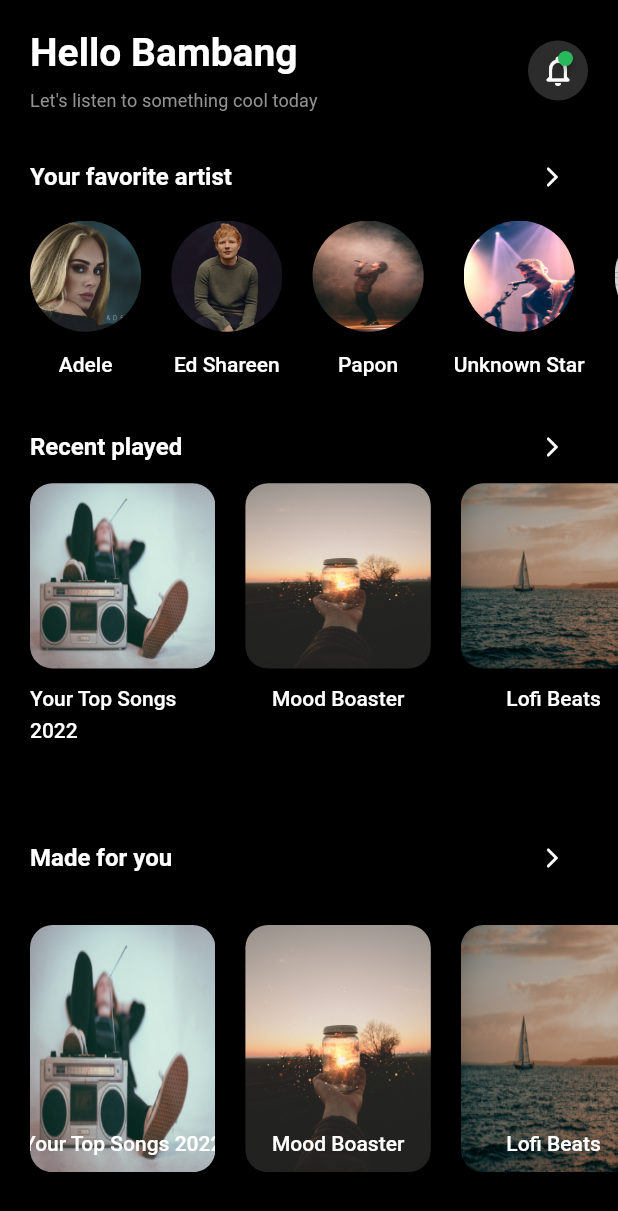
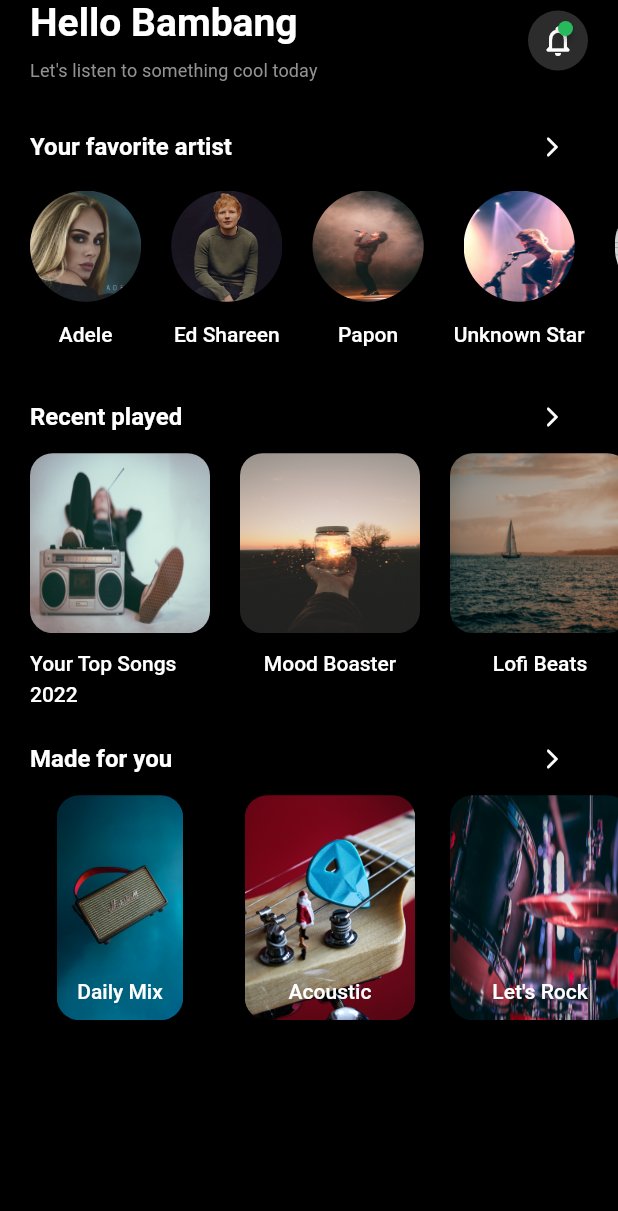
Before and after one commit to touhid1333/flutter_ui_part_02, a Flutter app: the screen it shows after launch, on a phone screen of 412 x 824 dp. Shown: the top 1211 px of the screen. Run offline on Flutter 3.47's test engine with Material 2 defaults, Android fonts, the phone set to English and light mode, and no system bars; drawn by our look-alikes of badges.

Commit message:
## Home Screen Design complete...

```diff
--- a/lib/screens/home_screen.dart
+++ b/lib/screens/home_screen.dart
@@ -21,9 +21,10 @@ class HomeScreen extends StatelessWidget {
         height: screenSize.height,
         width: screenSize.height,
         child: SingleChildScrollView(
+          physics: const BouncingScrollPhysics(),
           child: Column(
+            crossAxisAlignment: CrossAxisAlignment.start,
             children: [
-              addVerticalSpace(padding),
               Padding(
                 padding: sidePadding,
                 child: Row(
@@ -87,6 +88,7 @@ class HomeScreen extends StatelessWidget {
                 ),
               ),
               addVerticalSpace(5),
+              //fav artist horizontal
               SizedBox(
                 height: screenSize.width * 0.26,
                 child: ListView.builder(
@@ -121,23 +123,30 @@ class HomeScreen extends StatelessWidget {
                   ],
                 ),
               ),
+              //recent played playlist start
               SizedBox(
-                height: screenSize.height * 0.25,
+                height: 170,
                 child: ListView.builder(
                     shrinkWrap: true,
                     scrollDirection: Axis.horizontal,
                     physics: const BouncingScrollPhysics(),
                     itemCount: playlistData.length,
                     itemBuilder: (context, index) {
-                      return BorderBox(
-                          height: screenSize.height * 0.25,
-                          width: screenSize.width * 0.3,
-                          image: playlistData[index]["image"].toString(),
-                          title: playlistData[index]["name"].toString(),
-                          type: 1);
+                      return playlistData[index]["fav"] == true
+                          ? BorderBox(
+                              height: 170,
+                              width: 120,
+                              image: playlistData[index]["image"].toString(),
+                              title: playlistData[index]["name"].toString(),
+                              type: 1)
+                          : const SizedBox(
+                              height: 0,
+                              width: 0,
+                            );
                     }),
               ),
-              addVerticalSpace(padding),
+              //recent played playlist end
+              addVerticalSpace(10),
               Padding(
                 padding: sidePadding,
                 child: Row(
@@ -160,22 +169,29 @@ class HomeScreen extends StatelessWidget {
                   ],
                 ),
               ),
+              //made for you playlist start
               SizedBox(
-                height: screenSize.height * 0.25,
+                height: 150,
                 child: ListView.builder(
                     shrinkWrap: true,
                     scrollDirection: Axis.horizontal,
                     physics: const BouncingScrollPhysics(),
                     itemCount: playlistData.length,
                     itemBuilder: (context, index) {
-                      return BorderBox(
-                          height: screenSize.height * 0.2,
-                          width: screenSize.width * 0.3,
-                          image: playlistData[index]["image"].toString(),
-                          title: playlistData[index]["name"].toString(),
-                          type: 2);
+                      return playlistData[index]["fav"] == false
+                          ? BorderBox(
+                              height: 170,
+                              width: 120,
+                              image: playlistData[index]["image"].toString(),
+                              title: playlistData[index]["name"].toString(),
+                              type: 2)
+                          : const SizedBox(
+                              height: 0,
+                              width: 0,
+                            );
                     }),
               ),
+              //made for you playlist end
             ],
           ),
         ),
--- a/lib/utils/sample_data.dart
+++ b/lib/utils/sample_data.dart
@@ -10,8 +10,37 @@ const playlistData = [
   {
     "id": 1,
     "name": "Your Top Songs 2022",
-    "image": "assets/images/playlist_one.jpg"
+    "image": "assets/images/playlist_one.jpg",
+    "fav": true
   },
-  {"id": 2, "name": "Mood Boaster", "image": "assets/images/playlisy_two.jpg"},
-  {"id": 3, "name": "Lofi Beats", "image": "assets/images/playlist_three.jpg"}
+  {
+    "id": 2,
+    "name": "Mood Boaster",
+    "image": "assets/images/playlisy_two.jpg",
+    "fav": true
+  },
+  {
+    "id": 3,
+    "name": "Lofi Beats",
+    "image": "assets/images/playlist_three.jpg",
+    "fav": true
+  },
+  {
+    "id": 4,
+    "name": "Daily Mix",
+    "image": "assets/images/daily_mix.jpg",
+    "fav": false
+  },
+  {
+    "id": 5,
+    "name": "Acoustic",
+    "image": "assets/images/acoustic.jpg",
+    "fav": false
+  },
+  {
+    "id": 6,
+    "name": "Let's Rock",
+    "image": "assets/images/rock_music.jpg",
+    "fav": false
+  }
 ];
```
Also changed, not shown: assets/images/sample.png (added).
